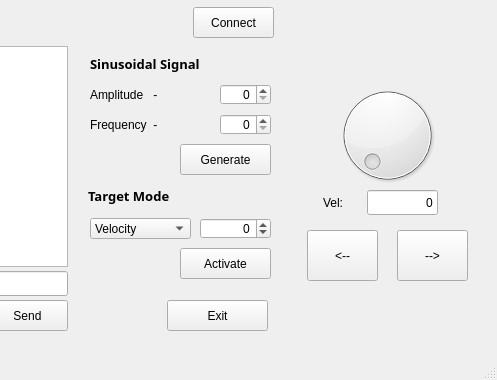
Before: the Qt Designer form tcpclient.ui in shkwon98/EPOS4-SOEM-Gui, drawn with Qt 5; both pictures show x 223 to 720 and y 0 to 380 of the 720 by 380 pixel window.
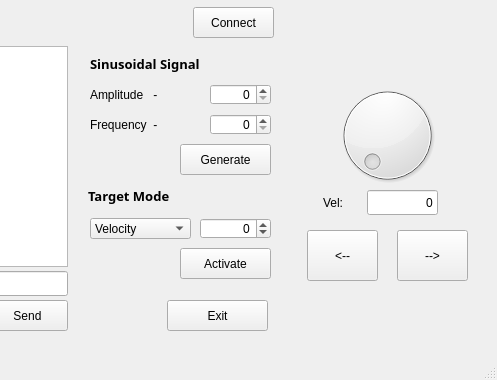
After: the same form once the commit is applied.

```diff
--- a/tcpclient.ui
+++ b/tcpclient.ui
@@ -242,22 +242,25 @@
    <widget class="QSpinBox" name="amplitude">
     <property name="geometry">
      <rect>
-      <x>443</x>
+      <x>433</x>
       <y>84</y>
-      <width>51</width>
+      <width>61</width>
       <height>21</height>
      </rect>
     </property>
     <property name="alignment">
      <set>Qt::AlignRight|Qt::AlignTrailing|Qt::AlignVCenter</set>
     </property>
+    <property name="maximum">
+     <number>20000</number>
+    </property>
    </widget>
    <widget class="QSpinBox" name="frequency">
     <property name="geometry">
      <rect>
-      <x>443</x>
+      <x>433</x>
       <y>114</y>
-      <width>51</width>
+      <width>61</width>
       <height>21</height>
      </rect>
     </property>
```
